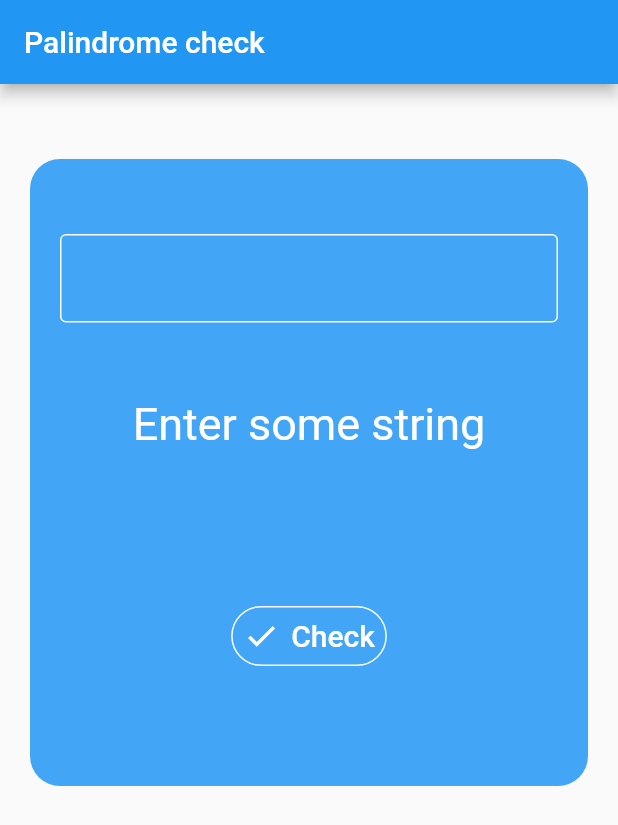
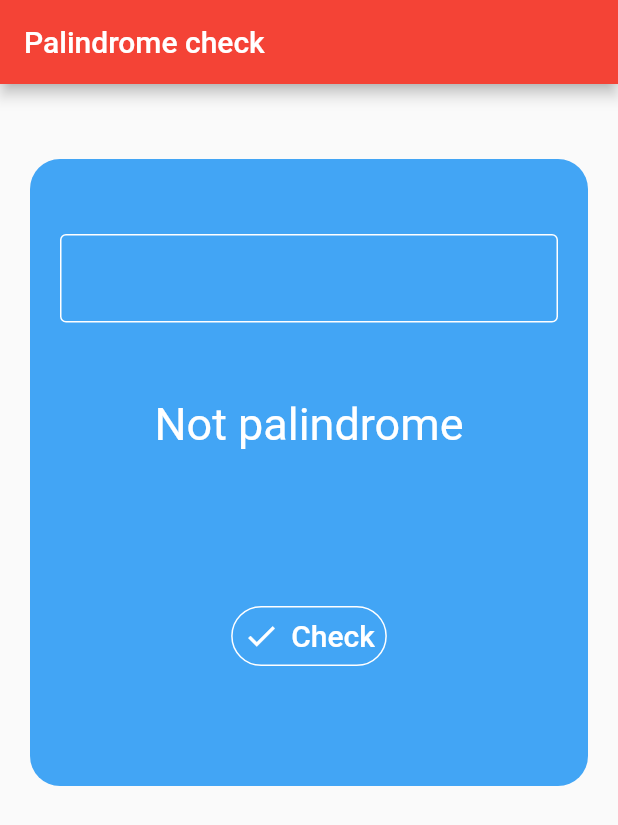
Before and after one commit to andrei-lastochkin-idf/palindrome, a Flutter app: the screen it shows after launch, on a phone screen of 412 x 824 dp. Shown: the top 825 px of the screen. Run offline on Flutter 3.47's test engine with Material 2 defaults, Android fonts, the phone set to English and light mode, and no system bars.

Commit message:
Migrate to bloc with streams

```diff
--- a/packages/domain/lib/palindrome_use_case.dart
+++ /dev/null
@@ -1,3 +0,0 @@
-abstract class PalindromeUseCase{
-  bool isPalindrome(String str);
-}
--- a/packages/domain/lib/palindrome_use_case_impl.dart
+++ /dev/null
@@ -1,17 +0,0 @@
-library domain;
-
-import 'package:domain/palindrome_use_case.dart';
-
-class PalindromeUseCaseImpl implements PalindromeUseCase {
-  @override
-  bool isPalindrome(String rawString) {
-    String text = rawString.toLowerCase().trim();
-    String reversedText = text.split('').reversed.join('');
-
-    if (text == reversedText) {
-      return true;
-    } else {
-      return false;
-    }
-  }
-}
--- /dev/null
+++ b/packages/domain/lib/usecase.dart
@@ -0,0 +1,5 @@
+abstract class UseCase<Params, Output> {
+  Output call(Params params);
+
+  void dispose();
+}
--- a/packages/presentation/lib/application.dart
+++ b/packages/presentation/lib/application.dart
@@ -1,28 +1,17 @@
 import 'package:flutter/material.dart';
-import 'package:flutter_bloc/flutter_bloc.dart';
-import 'package:domain/palindrome_use_case_impl.dart';
-import 'home/bloc/home_bloc.dart';
-import 'home/home_page.dart';
+import 'package:presentation/screen/home/home_page.dart';
 
 class PalindromeApp extends StatelessWidget {
   const PalindromeApp({Key? key}) : super(key: key);
 
   @override
   Widget build(BuildContext context) {
-    return MultiBlocProvider(
-      providers: [
-        BlocProvider<HomeBloc>(
-          create: (context) => HomeBloc(useCase: PalindromeUseCaseImpl())
-            ..add(HomeInitialEvent()),
-        )
-      ],
-      child: MaterialApp(
-        title: 'Flutter Demo',
-        theme: ThemeData(
-          primarySwatch: Colors.blue,
-        ),
-        home: const HomePage(),
+    return MaterialApp(
+      title: 'Flutter Demo',
+      theme: ThemeData(
+        primarySwatch: Colors.red,
       ),
+      home: const HomePage(),
     );
   }
 }
--- /dev/null
+++ b/packages/presentation/lib/base/base_bloc.dart
@@ -0,0 +1,9 @@
+import 'bloc_data.dart';
+
+abstract class BaseBloc<D> {
+  Stream<BlocData<D?>> get dataStream;
+
+  void initState();
+
+  void dispose();
+}
--- /dev/null
+++ b/packages/presentation/lib/base/bloc_data.dart
@@ -0,0 +1,21 @@
+class BlocData<D> {
+  bool isLoading;
+  D? data;
+
+  BlocData(
+    this.isLoading,
+    this.data,
+  );
+
+  void updateParams({
+    bool? isLoading,
+    D? data,
+  }) {
+    if (isLoading != null) this.isLoading = isLoading;
+    if (data != null) this.data = data;
+  }
+
+  BlocData<D?> copy<D>() => BlocData(isLoading, data as D?);
+
+  factory BlocData.init() => BlocData<D>(false, null);
+}
--- a/packages/presentation/lib/home/bloc/home_bloc.dart
+++ /dev/null
@@ -1,25 +0,0 @@
-import 'package:bloc/bloc.dart';
-import 'package:meta/meta.dart';
-import 'package:domain/palindrome_use_case.dart';
-
-part 'home_event.dart';
-
-part 'home_state.dart';
-
-class HomeBloc extends Bloc<HomeEvent, HomeState> {
-  HomeBloc({required this.useCase}) : super(HomeInitialState()) {
-    on<HomeInitialEvent>(_onInitial);
-    on<CheckStringEvent>(_onCheckString);
-  }
-
-  final PalindromeUseCase useCase;
-
-  void _onInitial(HomeInitialEvent event, Emitter<HomeState> emit) {
-    emit(HomeInitialState());
-  }
-
-  void _onCheckString(CheckStringEvent event, Emitter<HomeState> emit) {
-    final result = useCase.isPalindrome(event.stringToCheck);
-    emit(HomeLoadedState(result));
-  }
-}
--- a/packages/presentation/lib/home/bloc/home_event.dart
+++ /dev/null
@@ -1,12 +0,0 @@
-part of 'home_bloc.dart';
-
-@immutable
-abstract class HomeEvent {}
-
-class HomeInitialEvent extends HomeEvent {}
-
-class CheckStringEvent extends HomeEvent {
-  final String stringToCheck;
-
-  CheckStringEvent(this.stringToCheck);
-}
--- a/packages/presentation/lib/home/bloc/home_state.dart
+++ /dev/null
@@ -1,14 +0,0 @@
-part of 'home_bloc.dart';
-
-@immutable
-abstract class HomeState {}
-
-class HomeInitialState extends HomeState {
-  final String initialString = "Enter some string";
-}
-
-class HomeLoadedState extends HomeState {
-  final bool isPalindrome;
-
-  HomeLoadedState(this.isPalindrome);
-}
--- a/packages/presentation/lib/home/home_page.dart
+++ /dev/null
@@ -1,102 +0,0 @@
-import 'package:flutter/material.dart';
-import 'package:flutter_bloc/flutter_bloc.dart';
-import 'bloc/home_bloc.dart';
-
-class HomePage extends StatefulWidget {
-  const HomePage({Key? key}) : super(key: key);
-
-  @override
-  State<HomePage> createState() => _HomePageState();
-}
-
-class _HomePageState extends State<HomePage> {
-  final _textController = TextEditingController();
-
-  @override
-  Widget build(BuildContext context) {
-    final _bloc = context.read<HomeBloc>();
-
-    return Scaffold(
-      appBar: AppBar(
-        title: const Text('Palindrome check'),
-      ),
-      body: BlocBuilder<HomeBloc, HomeState>(
-        builder: (context, state) {
-          return Container(
-            margin: const EdgeInsets.fromLTRB(20, 50, 20, 300),
-            padding: const EdgeInsets.fromLTRB(20, 50, 20, 0),
-            alignment: Alignment.center,
-            decoration: BoxDecoration(
-              color: Colors.blue[400],
-              borderRadius: const BorderRadius.all(Radius.circular(20)),
-            ),
-            child: Column(
-              children: <Widget>[
-                TextField(
-                  controller: _textController,
-                  style: const TextStyle(color: Colors.white),
-                  decoration: const InputDecoration(
-                    enabledBorder: OutlineInputBorder(
-                      borderSide: BorderSide(color: Colors.white),
-                    ),
-                    focusedBorder: OutlineInputBorder(
-                      borderSide: BorderSide(color: Colors.white),
-                    ),
-                  ),
-                ),
-                Container(
-                  margin: const EdgeInsets.only(top: 50),
-                  child: _outputText(context, state),
-                ),
-                Container(
-                  margin: const EdgeInsets.only(top: 100),
-                  child: TextButton.icon(
-                    icon: const Icon(Icons.check, color: Colors.white),
-                    label: const Text(
-                      'Check',
-                      style: TextStyle(color: Colors.white, fontSize: 20.0),
-                    ),
-                    style: ButtonStyle(
-                      shape: MaterialStateProperty.all<RoundedRectangleBorder>(
-                        const RoundedRectangleBorder(
-                          borderRadius: BorderRadius.all(Radius.circular(20)),
-                          side: BorderSide(color: Colors.white),
-                        ),
-                      ),
-                    ),
-                    onPressed: () {
-                      assert(_textController.text.trim().isNotEmpty);
-                      _bloc.add(CheckStringEvent(_textController.text));
-                    },
-                  ),
-                ),
-              ],
-            ),
-          );
-        },
-      ),
-    );
-  }
-
-  _outputText(context, state) {
-    if (state is HomeInitialState) {
-      return Text(
-        state.initialString,
-        style: const TextStyle(color: Colors.white, fontSize: 30),
-      );
-    }
-
-    if (state is HomeLoadedState) {
-      return Text(
-        state.isPalindrome == true ? "Palindrome" : "Not palindrome",
-        style: const TextStyle(color: Colors.white, fontSize: 30),
-      );
-    }
-  }
-
-  @override
-  void dispose() {
-    _textController.dispose();
-    super.dispose();
-  }
-}
--- /dev/null
+++ b/packages/presentation/lib/screen/home/bloc/home_bloc.dart
@@ -0,0 +1,60 @@
+import 'package:domain/palindrome_usecase.dart';
+import 'package:presentation/base/base_bloc.dart';
+import 'package:presentation/base/base_bloc_impl.dart';
+import 'package:presentation/screen/home/bloc/home_data.dart';
+
+abstract class HomeBloc extends BaseBloc {
+  factory HomeBloc(
+    PalindromeUseCase palindromeUseCase,
+  ) =>
+      _HomeBloc(palindromeUseCase);
+
+  void checkPalindrome();
+
+  void setPalindromeString(String palindrome);
+}
+
+class _HomeBloc extends BaseBlocImpl implements HomeBloc {
+  final PalindromeUseCase _palindromeUseCase;
+  final _screenData = HomeData.init();
+
+  bool _isLoading = false;
+
+  _HomeBloc(this._palindromeUseCase);
+
+  @override
+  void initState() {
+    super.initState();
+    updateData();
+  }
+
+  @override
+  void checkPalindrome() async {
+    _isLoading = true;
+    updateData();
+
+    _screenData.isPalindrome = await _palindromeUseCase(
+      _screenData.palindromeInput,
+    );
+    _isLoading = false;
+    updateData();
+  }
+
+  @override
+  void dispose() {
+    super.dispose();
+    _palindromeUseCase.dispose();
+  }
+
+  void updateData() {
+    super.handleData(
+      isLoading: _isLoading,
+      data: _screenData.copy(),
+    );
+  }
+
+  @override
+  void setPalindromeString(String palindrome) {
+    _screenData.palindromeInput = palindrome;
+  }
+}
--- /dev/null
+++ b/packages/presentation/lib/screen/home/bloc/home_data.dart
@@ -0,0 +1,10 @@
+class HomeData {
+  bool? isPalindrome;
+  String palindromeInput = '';
+
+  HomeData(this.isPalindrome, this.palindromeInput);
+
+  factory HomeData.init() => HomeData(null, '');
+
+  HomeData copy() => HomeData(isPalindrome, palindromeInput);
+}
--- /dev/null
+++ b/packages/presentation/lib/screen/home/home_page.dart
@@ -0,0 +1,116 @@
+import 'package:flutter/material.dart';
+import 'package:domain/palindrome_usecase.dart';
+import 'package:presentation/base/bloc_data.dart';
+import 'package:presentation/screen/home/bloc/home_bloc.dart';
+import 'package:presentation/screen/home/bloc/home_data.dart';
+
+class HomePage extends StatefulWidget {
+  const HomePage({Key? key}) : super(key: key);
+
+  @override
+  State<HomePage> createState() => _HomePageState();
+}
+
+class _HomePageState extends State<HomePage> {
+  final _bloc = HomeBloc(PalindromeUseCase());
+
+  @override
+  void initState() {
+    super.initState();
+    _bloc.initState();
+  }
+
+  @override
+  void dispose() {
+    _bloc.dispose();
+    super.dispose();
+  }
+
+  @override
+  Widget build(BuildContext context) {
+    return Scaffold(
+      appBar: AppBar(
+        title: const Text('Palindrome check'),
+      ),
+      body: StreamBuilder(
+        stream: _bloc.dataStream,
+        initialData: BlocData.init(),
+        builder: (context, snapshot) {
+          final blocData = snapshot.data;
+          if (blocData is BlocData) {
+            final screenData = blocData.data;
+            if (blocData.isLoading) {
+              return _buildLoadingState();
+            } else if (screenData is HomeData) {
+              return _buildResultState(screenData);
+            } else {
+              return Container();
+            }
+          } else {
+            return Container();
+          }
+        },
+      ),
+    );
+  }
+
+  _buildLoadingState() => const Center(
+        child: CircularProgressIndicator(),
+      );
+
+  _buildResultState(HomeData screenData) => Container(
+        margin: const EdgeInsets.fromLTRB(20, 50, 20, 300),
+        padding: const EdgeInsets.fromLTRB(20, 50, 20, 0),
+        alignment: Alignment.center,
+        decoration: BoxDecoration(
+          color: Colors.blue[400],
+          borderRadius: const BorderRadius.all(Radius.circular(20)),
+        ),
+        child: Column(
+          children: <Widget>[
+            TextField(
+              onChanged: _bloc.setPalindromeString,
+              style: const TextStyle(color: Colors.white),
+              decoration: const InputDecoration(
+                enabledBorder: OutlineInputBorder(
+                  borderSide: BorderSide(color: Colors.white),
+                ),
+                focusedBorder: OutlineInputBorder(
+                  borderSide: BorderSide(color: Colors.white),
+                ),
+              ),
+            ),
+            Container(
+              margin: const EdgeInsets.only(top: 50),
+              child: Text(
+                screenData.isPalindrome == true
+                    ? "Palindrome"
+                    : "Not palindrome",
+                style: const TextStyle(color: Colors.white, fontSize: 30),
+              ),
+            ),
+            Container(
+              margin: const EdgeInsets.only(top: 100),
+              child: TextButton.icon(
+                icon: const Icon(Icons.check, color: Colors.white),
+                label: const Text(
+                  'Check',
+                  style: TextStyle(color: Colors.white, fontSize: 20.0),
+                ),
+                style: ButtonStyle(
+                  shape: MaterialStateProperty.all<RoundedRectangleBorder>(
+                    const RoundedRectangleBorder(
+                      borderRadius: BorderRadius.all(Radius.circular(20)),
+                      side: BorderSide(color: Colors.white),
+                    ),
+                  ),
+                ),
+                onPressed: () {
+                  _bloc.checkPalindrome();
+                },
+              ),
+            ),
+          ],
+        ),
+      );
+}
```
Also changed, not shown: packages/domain/lib/palindrome_usecase.dart (added, +17 -0 lines), packages/presentation/lib/base/base_bloc_impl.dart (added, +36 -0 lines).
